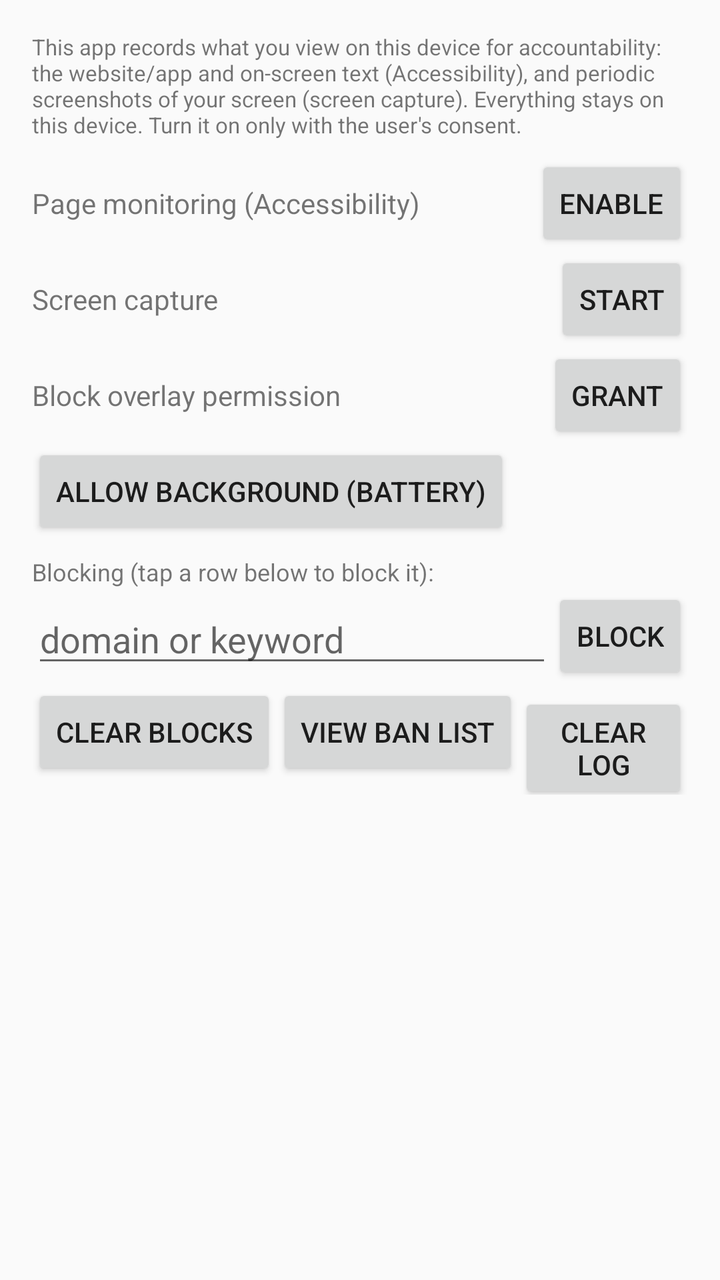
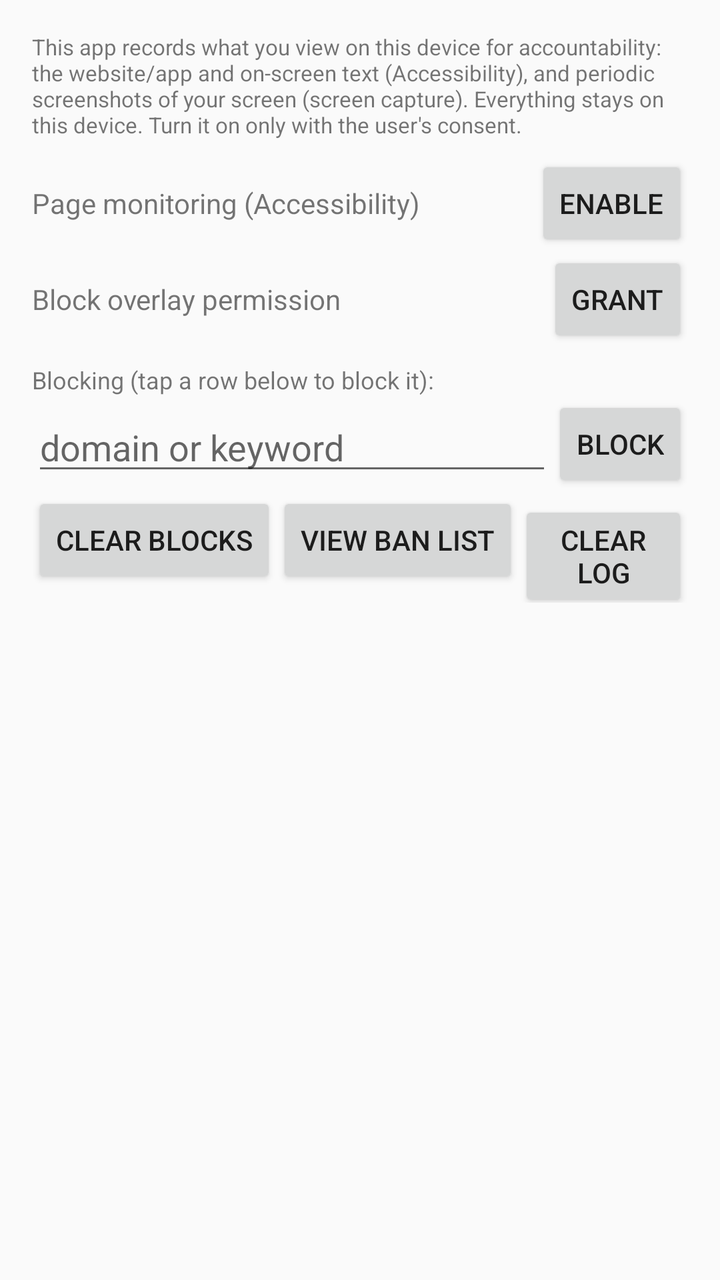

Compare the two renders of this Android layout. The source of the first and the diff that turns it into the second are given below.
<!-- AndroidManifest.xml: application theme Theme.WebTrafficMonitor -->
<!-- res/layout/activity_main.xml -->
<?xml version="1.0" encoding="utf-8"?>
<LinearLayout xmlns:android="http://schemas.android.com/apk/res/android"
    android:layout_width="match_parent"
    android:layout_height="match_parent"
    android:orientation="vertical"
    android:padding="16dp">

    <TextView
        android:id="@+id/disclosure"
        android:layout_width="match_parent"
        android:layout_height="wrap_content"
        android:paddingBottom="8dp"
        android:text="@string/disclosure"
        android:textSize="11sp" />

    <LinearLayout
        android:layout_width="match_parent"
        android:layout_height="wrap_content"
        android:gravity="center_vertical"
        android:orientation="horizontal">

        <TextView
            android:id="@+id/status_accessibility"
            android:layout_width="0dp"
            android:layout_height="wrap_content"
            android:layout_weight="1"
            android:text="@string/page_monitoring" />

        <Button
            android:id="@+id/btn_accessibility"
            style="?android:attr/buttonStyleSmall"
            android:layout_width="wrap_content"
            android:layout_height="wrap_content"
            android:text="@string/enable" />
    </LinearLayout>

    <LinearLayout
        android:layout_width="match_parent"
        android:layout_height="wrap_content"
        android:gravity="center_vertical"
        android:orientation="horizontal">

        <TextView
            android:id="@+id/status_capture"
            android:layout_width="0dp"
            android:layout_height="wrap_content"
            android:layout_weight="1"
            android:text="@string/screen_capture" />

        <Button
            android:id="@+id/btn_capture"
            style="?android:attr/buttonStyleSmall"
            android:layout_width="wrap_content"
            android:layout_height="wrap_content"
            android:text="@string/start" />
    </LinearLayout>

    <LinearLayout
        android:layout_width="match_parent"
        android:layout_height="wrap_content"
        android:gravity="center_vertical"
        android:orientation="horizontal">

        <TextView
            android:id="@+id/status_overlay"
            android:layout_width="0dp"
            android:layout_height="wrap_content"
            android:layout_weight="1"
            android:text="@string/overlay_permission" />

        <Button
            android:id="@+id/btn_overlay"
            style="?android:attr/buttonStyleSmall"
            android:layout_width="wrap_content"
            android:layout_height="wrap_content"
            android:text="@string/grant" />
    </LinearLayout>


    <LinearLayout
        android:layout_width="match_parent"
        android:layout_height="wrap_content"
        android:gravity="center_vertical"
        android:orientation="horizontal">

        <Button
        android:id="@+id/btn_battery"
        android:layout_width="wrap_content"
        android:layout_height="wrap_content"
        android:text="Allow background (battery)" />

    </LinearLayout>



    <TextView
        android:id="@+id/block_rules"
        android:layout_width="match_parent"
        android:layout_height="wrap_content"
        android:layout_marginTop="8dp"
        android:text="@string/blocking_label"
        android:textSize="12sp" />

    <LinearLayout
        android:layout_width="match_parent"
        android:layout_height="wrap_content"
        android:gravity="center_vertical"
        android:orientation="horizontal">

        <EditText
            android:id="@+id/input_block"
            android:layout_width="0dp"
            android:layout_height="wrap_content"
            android:layout_weight="1"
            android:hint="@string/block_hint"
            android:imeOptions="actionDone"
            android:inputType="textNoSuggestions"
            android:maxLines="1" />

        <Button
            android:id="@+id/btn_block"
            style="?android:attr/buttonStyleSmall"
            android:layout_width="wrap_content"
            android:layout_height="wrap_content"
            android:text="@string/block" />
    </LinearLayout>

    <LinearLayout
        android:layout_width="match_parent"
        android:layout_height="wrap_content"
        android:gravity="end"
        android:orientation="horizontal">

        <Button
            android:id="@+id/btn_clear_blocks"
            style="?android:attr/buttonStyleSmall"
            android:layout_width="wrap_content"
            android:layout_height="wrap_content"
            android:text="@string/clear_blocks" />

        <Button
            android:id="@+id/btn_ban_list"
            android:layout_width="wrap_content"
            android:layout_height="wrap_content"
            android:text="View ban list" />

        <Button
            android:id="@+id/btn_clear_log"
            style="?android:attr/buttonStyleSmall"
            android:layout_width="wrap_content"
            android:layout_height="wrap_content"
            android:text="@string/clear_log" />
    </LinearLayout>

    <TextView
        android:id="@+id/empty_list"
        android:layout_width="match_parent"
        android:layout_height="wrap_content"
        android:paddingVertical="24dp"
        android:text="@string/empty_list"
        android:textAlignment="center"
        android:visibility="gone" />

    <androidx.recyclerview.widget.RecyclerView
        android:id="@+id/list"
        android:layout_width="match_parent"
        android:layout_height="0dp"
        android:layout_weight="1"
        android:clipToPadding="false"
        android:paddingTop="8dp" />

</LinearLayout>
<!-- resources referenced by this layout -->
<resources>
  <string name="block">Block</string>
  <string name="block_hint">domain or keyword</string>
  <string name="blocking_label">Blocking (tap a row below to block it):</string>
  <string name="clear_blocks">Clear blocks</string>
  <string name="clear_log">Clear log</string>
  <string name="disclosure">This app records what you view on this device for accountability: the website/app and on-screen text (Accessibility), and periodic screenshots of your screen (screen capture). Everything stays on this device. Turn it on only with the user\'s consent.</string>
  <string name="empty_list">Nothing recorded yet. Turn on monitoring above.</string>
  <string name="enable">Enable</string>
  <string name="grant">Grant</string>
  <string name="overlay_permission">Block overlay permission</string>
  <string name="page_monitoring">Page monitoring (Accessibility)</string>
  <string name="screen_capture">Screen capture</string>
  <string name="start">Start</string>
  <style name="Theme.WebTrafficMonitor" parent="Theme.AppCompat.Light.NoActionBar" />
</resources>

<!-- the commit's change to res/layout/activity_main.xml (unified diff, before → after) -->
@@ -40,19 +40,6 @@
         android:gravity="center_vertical"
         android:orientation="horizontal">
 
-        <TextView
-            android:id="@+id/status_capture"
-            android:layout_width="0dp"
-            android:layout_height="wrap_content"
-            android:layout_weight="1"
-            android:text="@string/screen_capture" />
-
-        <Button
-            android:id="@+id/btn_capture"
-            style="?android:attr/buttonStyleSmall"
-            android:layout_width="wrap_content"
-            android:layout_height="wrap_content"
-            android:text="@string/start" />
     </LinearLayout>
 
     <LinearLayout
@@ -75,22 +62,6 @@
             android:layout_height="wrap_content"
             android:text="@string/grant" />
     </LinearLayout>
-
-
-    <LinearLayout
-        android:layout_width="match_parent"
-        android:layout_height="wrap_content"
-        android:gravity="center_vertical"
-        android:orientation="horizontal">
-
-        <Button
-        android:id="@+id/btn_battery"
-        android:layout_width="wrap_content"
-        android:layout_height="wrap_content"
-        android:text="Allow background (battery)" />
-
-    </LinearLayout>
-
 
 
     <TextView
<!-- resource entries referenced after the edit -->
@@ -11,8 +11,6 @@
   <string name="grant">Grant</string>
   <string name="overlay_permission">Block overlay permission</string>
   <string name="page_monitoring">Page monitoring (Accessibility)</string>
-  <string name="screen_capture">Screen capture</string>
-  <string name="start">Start</string>
   <style name="Theme.WebTrafficMonitor" parent="Theme.AppCompat.Light.NoActionBar" />
 </resources>
 
